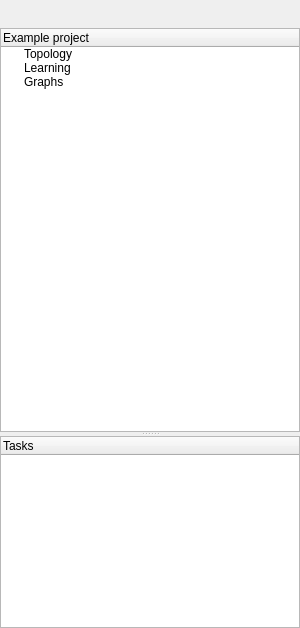
This is ApplicationUi/Edit.ui in kacerpetr/NNCreator as Qt 5 draws it before an edit. The edited form follows.
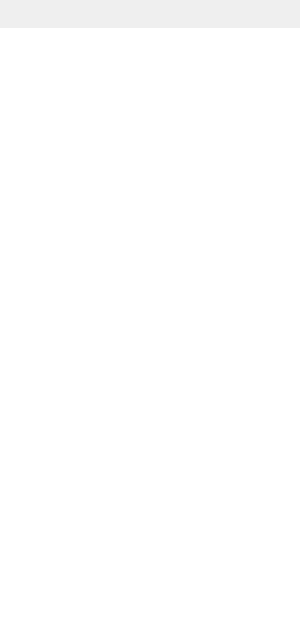
This is the edited form. Icons and pictures are not drawn.

Commit message: Project classes moved to Project folder, Util::Array class removed.

What changed in the file:
```diff
--- a/ApplicationUi/Edit.ui
+++ b/ApplicationUi/Edit.ui
@@ -130,48 +130,37 @@
         </widget>
        </item>
        <item>
-        <widget class="QSplitter" name="splitter_2">
-         <property name="styleSheet">
-          <string notr="true"/>
-         </property>
-         <property name="orientation">
-          <enum>Qt::Vertical</enum>
-         </property>
-         <widget class="QTreeWidget" name="treeWidget">
+        <widget class="QTreeView" name="projectView">
           <property name="sizePolicy">
            <sizepolicy hsizetype="Preferred" vsizetype="Preferred">
             <horstretch>0</horstretch>
             <verstretch>1</verstretch>
            </sizepolicy>
           </property>
-          <column>
-           <property name="text">
-            <string>Example project</string>
-           </property>
-          </column>
-          <item>
-           <property name="text">
-            <string>Topology</string>
-           </property>
-          </item>
-          <item>
-           <property name="text">
-            <string>Learning</string>
-           </property>
-          </item>
-          <item>
-           <property name="text">
-            <string>Graphs</string>
-           </property>
-          </item>
-         </widget>
-         <widget class="QTreeWidget" name="treeWidget_2">
-          <column>
-           <property name="text">
-            <string>Tasks</string>
-           </property>
-          </column>
-         </widget>
+         <property name="frameShape">
+          <enum>QFrame::NoFrame</enum>
+         </property>
+         <property name="lineWidth">
+          <number>0</number>
+         </property>
+         <property name="midLineWidth">
+          <number>0</number>
+         </property>
+         <property name="selectionBehavior">
+          <enum>QAbstractItemView::SelectItems</enum>
+         </property>
+         <property name="rootIsDecorated">
+          <bool>false</bool>
+         </property>
+         <property name="uniformRowHeights">
+          <bool>false</bool>
+         </property>
+         <property name="animated">
+          <bool>false</bool>
+         </property>
+         <attribute name="headerCascadingSectionResizes">
+          <bool>false</bool>
+         </attribute>
         </widget>
        </item>
       </layout>
```
Lines whose indentation alone changed are shown as unchanged. The commit also changes 17 other files.
